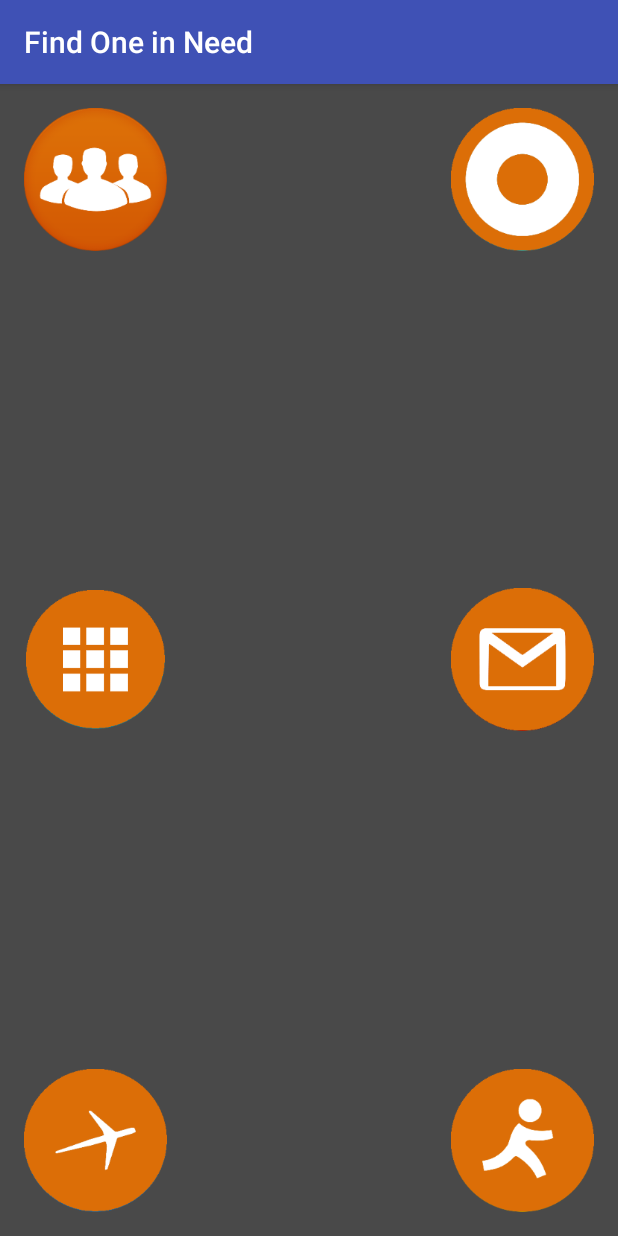
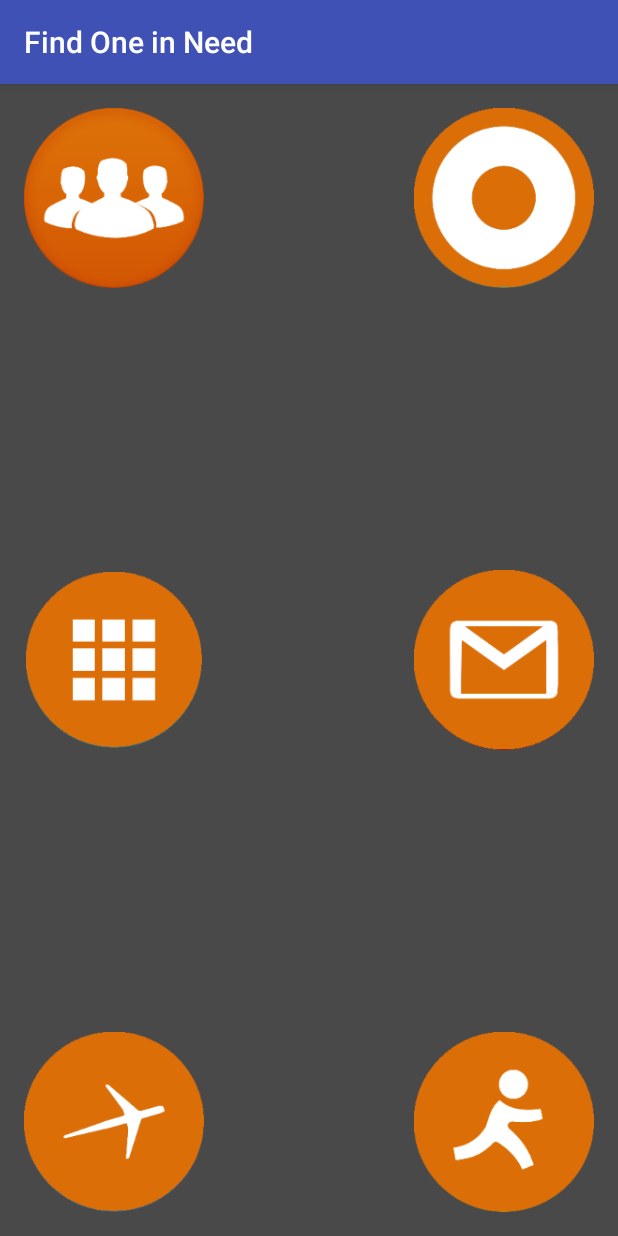
Before and after one commit to kenthellck/FindOne, an Android app: the MainMenu screen opened directly, with no data from a screen before it, on a phone screen of 412 x 824 dp. Run offline under Robolectric (Android 15) with nearby library versions, the phone set to English and light mode, and no system bars.

```diff
--- a/app/src/main/AndroidManifest.xml
+++ b/app/src/main/AndroidManifest.xml
@@ -21,7 +21,8 @@
         <activity android:name=".About" />
         <activity android:name=".Search" />
         <activity android:name=".Inbox" />
-        <activity android:name=".Mylist"></activity>
+        <activity android:name=".Mylist" />
+        <activity android:name=".Register"></activity>
     </application>
 
 </manifest>
--- a/app/src/main/res/layout/activity_main_menu.xml
+++ b/app/src/main/res/layout/activity_main_menu.xml
@@ -27,8 +27,8 @@
 
 
         <ImageButton
-                android:layout_width="95dp"
-                android:layout_height="95dp"
+                android:layout_width="120dp"
+                android:layout_height="120dp"
             android:scaleType="fitXY"
                 android:id="@+id/icoprof"
                 android:src="@mipmap/contacts"
@@ -38,9 +38,9 @@
 
 
     <ImageButton
-        android:layout_width="95dp"
+        android:layout_width="120dp"
         android:scaleType="fitXY"
-        android:layout_height="95dp"
+        android:layout_height="120dp"
         android:src="@mipmap/info"
         android:contentDescription="@string/icomes"
         android:id="@+id/icoinfo"
@@ -53,9 +53,9 @@
 
 
                 android:padding="1dp"
-            android:layout_width="95dp"
+            android:layout_width="120dp"
         android:scaleType="fitXY"
-            android:layout_height="95dp"
+            android:layout_height="120dp"
                 android:contentDescription="@string/iconew"
                 android:src="@mipmap/mylist"
                 android:id="@+id/icomylist"
@@ -66,8 +66,8 @@
 
 
     <ImageButton
-            android:layout_width="95dp"
-            android:layout_height="95dp"
+            android:layout_width="120dp"
+            android:layout_height="120dp"
 
 
                 android:src="@mipmap/exit"
@@ -85,8 +85,8 @@
 
 
         <ImageButton
-            android:layout_width="95dp"
-            android:layout_height="95dp"
+            android:layout_width="120dp"
+            android:layout_height="120dp"
 
             android:scaleType="fitXY"
             android:src="@mipmap/search"
@@ -100,9 +100,9 @@
 
 
     <ImageButton
-        android:layout_width="95dp"
+        android:layout_width="120dp"
         android:scaleType="fitXY"
-        android:layout_height="95dp"
+        android:layout_height="120dp"
 
             android:src="@mipmap/mes"
             android:contentDescription="@string/icomylist"
--- a/app/src/main/res/values/strings.xml
+++ b/app/src/main/res/values/strings.xml
@@ -11,6 +11,7 @@
     <string name="btnlogout">Logout</string>
     <string name="lblreghere">Register Here</string>
     <string name="tvregisterlink">tvregisterlink</string>
+    <string name="regName">Name</string>
 
     <string name="icologout">Logout</string>
     <string name="icoinfo">Info</string>
```
Also changed, not shown: app/src/main/java/com/example/praveen/findone/Login.java (+14 -4 lines), app/src/main/java/com/example/praveen/findone/Register.java (added, +15 -0 lines), app/src/main/res/layout/activity_register.xml (added, +61 -0 lines).
